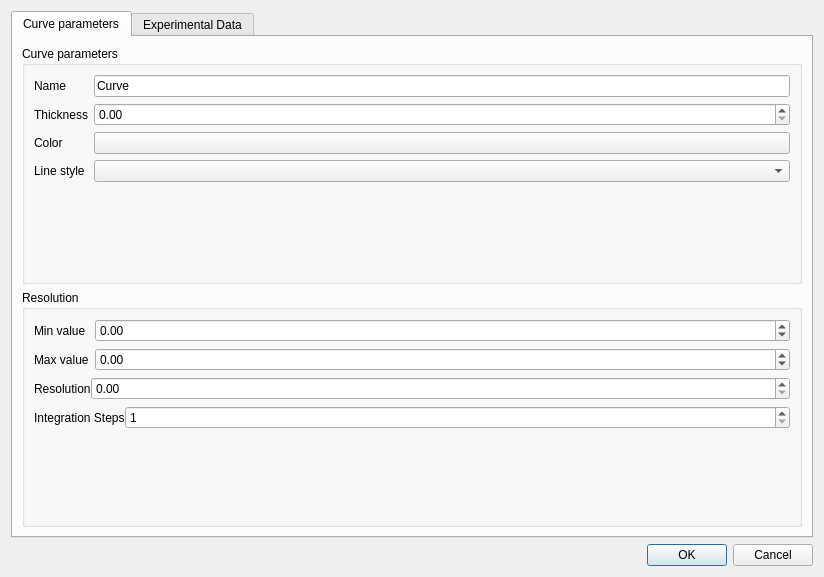
arntanguy/STS-simulator, file newcurvedialog.ui: the form before one commit.
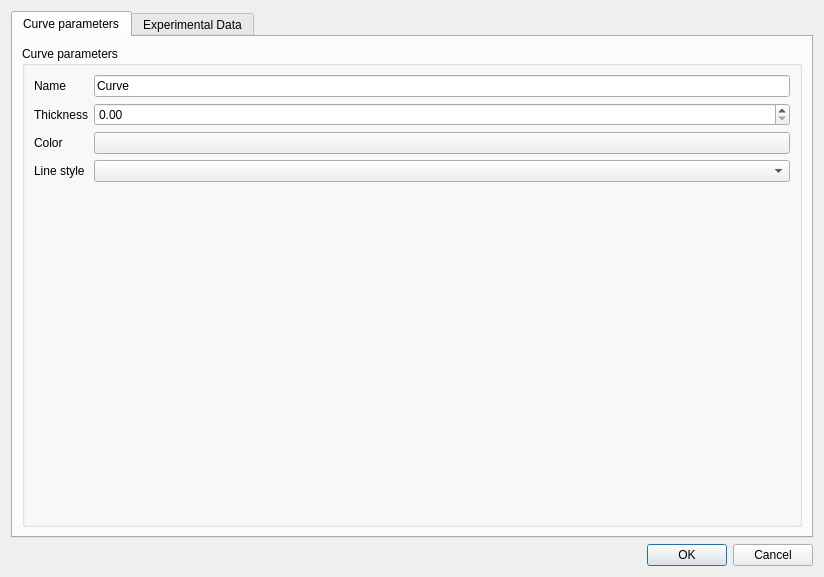
The form after the commit. Custom widgets are drawn as their Qt base class.

Commit message: Global controls for resolution and range (1/2)

The edit to the form file:
```diff
--- a/newcurvedialog.ui
+++ b/newcurvedialog.ui
@@ -81,155 +81,6 @@
          </layout>
         </widget>
        </item>
-       <item>
-        <widget class="QGroupBox" name="groupBox_4">
-         <property name="title">
-          <string>Resolution</string>
-         </property>
-         <layout class="QFormLayout" name="formLayout_4">
-          <property name="fieldGrowthPolicy">
-           <enum>QFormLayout::AllNonFixedFieldsGrow</enum>
-          </property>
-          <item row="0" column="0">
-           <widget class="QLabel" name="label_8">
-            <property name="text">
-             <string>Min value</string>
-            </property>
-           </widget>
-          </item>
-          <item row="0" column="1">
-           <widget class="QDoubleSpinBox" name="curveMin">
-            <property name="minimum">
-             <double>-1000000000.000000000000000</double>
-            </property>
-            <property name="maximum">
-             <double>1000000000.000000000000000</double>
-            </property>
-            <property name="singleStep">
-             <double>0.500000000000000</double>
-            </property>
-           </widget>
-          </item>
-          <item row="3" column="0">
-           <widget class="QLabel" name="label_9">
-            <property name="text">
-             <string>Max value</string>
-            </property>
-           </widget>
-          </item>
-          <item row="3" column="1">
-           <widget class="QDoubleSpinBox" name="curveMax">
-            <property name="minimum">
-             <double>-1000000000.000000000000000</double>
-            </property>
-            <property name="maximum">
-             <double>1000000000.000000000000000</double>
-            </property>
-            <property name="singleStep">
-             <double>0.500000000000000</double>
-            </property>
-           </widget>
-          </item>
-          <item row="4" column="0" colspan="2">
-           <widget class="QWidget" name="curveResolutionWidget" native="true">
-            <layout class="QFormLayout" name="formLayout_5">
-             <property name="horizontalSpacing">
-              <number>0</number>
-             </property>
-             <property name="verticalSpacing">
-              <number>0</number>
-             </property>
-             <property name="leftMargin">
-              <number>0</number>
-             </property>
-             <property name="topMargin">
-              <number>0</number>
-             </property>
-             <property name="rightMargin">
-              <number>0</number>
-             </property>
-             <property name="bottomMargin">
-              <number>0</number>
-             </property>
-             <item row="0" column="0">
-              <widget class="QLabel" name="label_10">
-               <property name="text">
-                <string>Resolution</string>
-               </property>
-              </widget>
-             </item>
-             <item row="0" column="1">
-              <widget class="QDoubleSpinBox" name="curveResolution">
-               <property name="maximum">
-                <double>1000000000.000000000000000</double>
-               </property>
-               <property name="singleStep">
-                <double>10.000000000000000</double>
-               </property>
-              </widget>
-             </item>
-            </layout>
-           </widget>
-          </item>
-          <item row="5" column="0" colspan="2">
-           <widget class="QWidget" name="curveIntegralResolutionWidget" native="true">
-            <property name="sizePolicy">
-             <sizepolicy hsizetype="Preferred" vsizetype="Preferred">
-              <horstretch>0</horstretch>
-              <verstretch>0</verstretch>
-             </sizepolicy>
-            </property>
-            <property name="minimumSize">
-             <size>
-              <width>0</width>
-              <height>0</height>
-             </size>
-            </property>
-            <layout class="QFormLayout" name="formLayout_6">
-             <property name="horizontalSpacing">
-              <number>0</number>
-             </property>
-             <property name="verticalSpacing">
-              <number>0</number>
-             </property>
-             <property name="leftMargin">
-              <number>0</number>
-             </property>
-             <property name="topMargin">
-              <number>0</number>
-             </property>
-             <property name="rightMargin">
-              <number>0</number>
-             </property>
-             <property name="bottomMargin">
-              <number>0</number>
-             </property>
-             <item row="1" column="0">
-              <widget class="QLabel" name="label_11">
-               <property name="whatsThis">
-                <string>&lt;html&gt;&lt;head/&gt;&lt;body&gt;&lt;p&gt;Number of step used to approximate the integral between two of the function points. &lt;/p&gt;&lt;p&gt;&amp;quot;Resolution&amp;quot; points will be computed for the curves. Between two of these points, &amp;quot;Integration Steps&amp;quot; values will be computed.&lt;/p&gt;&lt;/body&gt;&lt;/html&gt;</string>
-               </property>
-               <property name="text">
-                <string>Integration Steps</string>
-               </property>
-              </widget>
-             </item>
-             <item row="1" column="1">
-              <widget class="QSpinBox" name="curveIntegralResolution">
-               <property name="minimum">
-                <number>1</number>
-               </property>
-               <property name="maximum">
-                <number>1000000000</number>
-               </property>
-              </widget>
-             </item>
-            </layout>
-           </widget>
-          </item>
-         </layout>
-        </widget>
-       </item>
       </layout>
      </widget>
      <widget class="QWidget" name="experimentalDataTab">
```
The commit also changes 16 other files.
